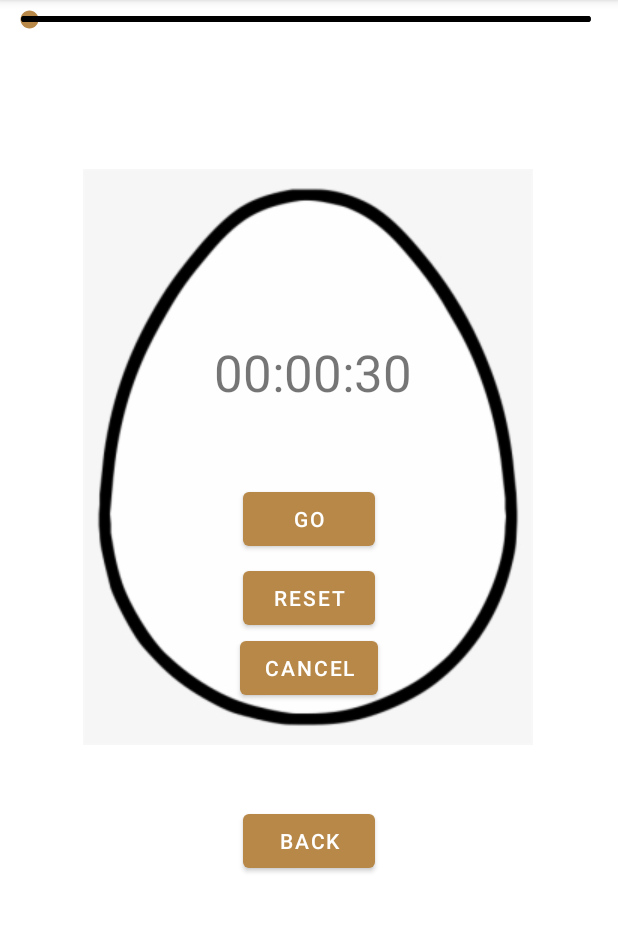
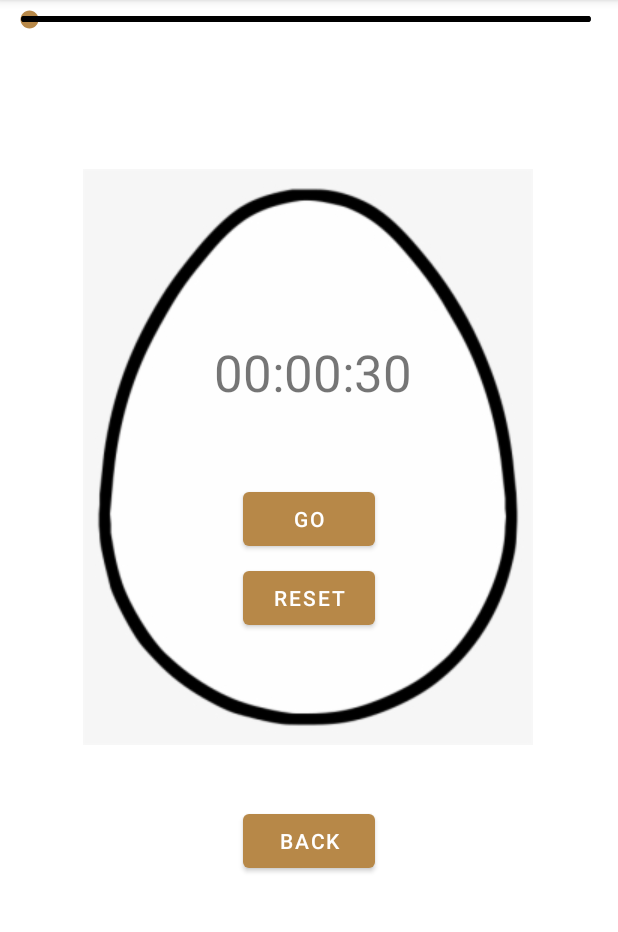
Before and after one commit to khanh16702/AlarmClock, an Android app: the CountDownActivity screen opened directly, with no data from a screen before it, after a tap on "RESET", on a phone screen of 412 x 824 dp, the part 84-1016 px from its top. Run offline under Robolectric (Android 15) with nearby library versions, the phone set to English and light mode, and no system bars; 3 other taps on this screen came first.

Commit message:
fix countdown

```diff
--- a/app/src/main/java/n03/group3/alarmapp/CountDownActivity.java
+++ b/app/src/main/java/n03/group3/alarmapp/CountDownActivity.java
@@ -16,7 +16,7 @@ public class CountDownActivity extends AppCompatActivity {
     SeekBar timerSeekBar;
     Boolean counterIsActive = true;
     Button goBtn;
-    Button stopBtn, backBtn;
+    Button stopBtn, backBtn, continueBtn;
     Button resetBtn;
     CountDownTimer countDownTimer;
     long timeRemaining;
@@ -39,7 +39,7 @@ public class CountDownActivity extends AppCompatActivity {
         timeStartCurrent = timerSeekBar.getProgress();
         stopBtn = findViewById(R.id.stopBtn);
         resetBtn = findViewById(R.id.resetBtn);
-
+        continueBtn = findViewById(R.id.continueBtn);
 
         timerSeekBar.setOnSeekBarChangeListener(new SeekBar.OnSeekBarChangeListener() {
             @Override
@@ -64,6 +64,7 @@ public class CountDownActivity extends AppCompatActivity {
                 if (counterIsActive) {
                     currentTimerStr = timerTextView.getText();
                     timeStartCurrent = timerSeekBar.getProgress();
+                    timeStart = timeStartCurrent;
                     startCountdown(v);
                     stopBtn.setVisibility(View.VISIBLE);
                     resetBtn.setVisibility(View.VISIBLE);
@@ -71,18 +72,35 @@ public class CountDownActivity extends AppCompatActivity {
                     pauseCountdown();
                     stopBtn.setVisibility(View.GONE);
                     resetBtn.setVisibility(View.GONE);
+                    goBtn.setVisibility(View.GONE);
+                    continueBtn.setVisibility(View.VISIBLE);
                 }
             }
         });
+
+        continueBtn.setOnClickListener(new View.OnClickListener() {
+            @Override
+            public void onClick(View v) {
+                startCountdown(v);
+                continueBtn.setVisibility(View.GONE);
+                stopBtn.setVisibility(View.VISIBLE);
+                resetBtn.setVisibility(View.VISIBLE);
+                goBtn.setVisibility(View.VISIBLE);
+            }
+        });
+
         stopBtn.setOnClickListener(new View.OnClickListener() {
             @Override
             public void onClick(View v) {
+                continueBtn.setVisibility(View.GONE);
+                goBtn.setVisibility(View.VISIBLE);
                 resetCurrentTimer();
             }
         });
         resetBtn.setOnClickListener(new View.OnClickListener() {
             @Override
             public void onClick(View v) {
+                stopBtn.setVisibility(View.GONE);
                 resetTimer();
             }
         });
@@ -128,7 +146,6 @@ public class CountDownActivity extends AppCompatActivity {
 
     public void pauseCountdown() {
         countDownTimer.cancel();
-        goBtn.setText("Continue");// cập nhật thời gian còn lại
         timeStart = (int) timeRemaining;
         counterIsActive = true;
     }
--- a/app/src/main/res/layout/activity_countdown.xml
+++ b/app/src/main/res/layout/activity_countdown.xml
@@ -62,6 +62,20 @@
         app:layout_constraintVertical_bias="0.0" />
 
     <Button
+        android:id="@+id/continueBtn"
+        android:layout_width="wrap_content"
+        android:layout_height="wrap_content"
+        android:layout_marginTop="300dp"
+        android:text="Continue"
+        android:visibility="gone"
+        app:layout_constraintBottom_toBottomOf="parent"
+        app:layout_constraintEnd_toEndOf="parent"
+        app:layout_constraintHorizontal_bias="0.501"
+        app:layout_constraintStart_toStartOf="parent"
+        app:layout_constraintTop_toBottomOf="@+id/timeSeekBar"
+        app:layout_constraintVertical_bias="0.0" />
+
+    <Button
         android:id="@+id/resetBtn"
         android:layout_width="wrap_content"
         android:layout_height="wrap_content"
```
